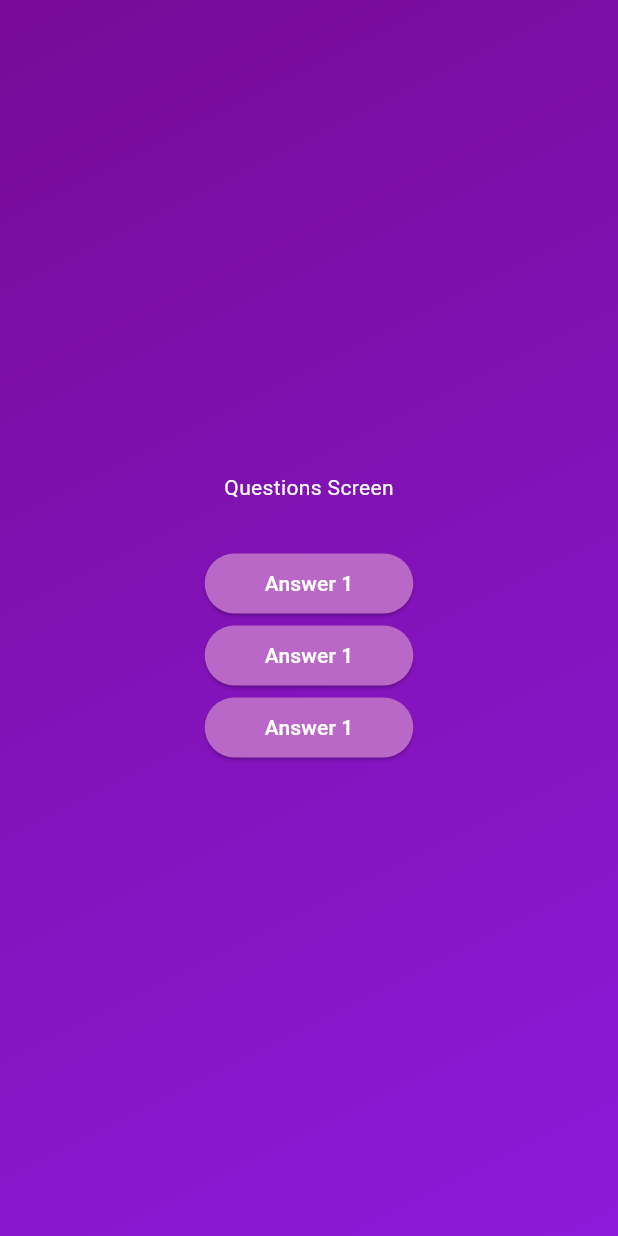
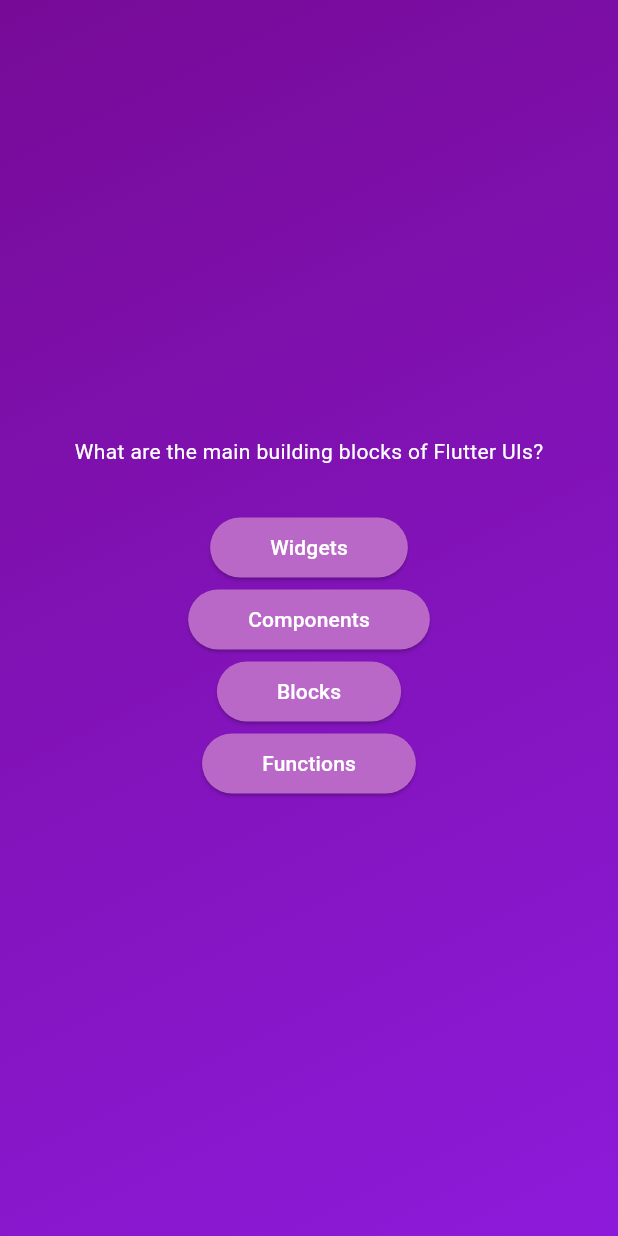
Before and after one commit to abhijithanandan/Flutter-Maximilian, a Flutter app: the screen it shows after launch, after a tap on "Start Quiz", on a phone screen of 412 x 824 dp. Run offline on Flutter 3.47's test engine with Material 3 defaults, Android fonts, the phone set to English and light mode, and no system bars.

Commit message:
Populated the question screen with data and used list spread operator for buttons

```diff
--- a/quiz_app/lib/questions_screen.dart
+++ b/quiz_app/lib/questions_screen.dart
@@ -1,5 +1,6 @@
 import 'package:flutter/material.dart';
 import 'package:quiz_app/answer_button.dart';
+import 'package:quiz_app/data/questions.dart';
 
 class QuestionsScreen extends StatefulWidget {
   const QuestionsScreen({super.key});
@@ -9,6 +10,8 @@ class QuestionsScreen extends StatefulWidget {
 }
 
 class _QuestionsScreenState extends State<QuestionsScreen> {
+  final currentQuestion = questions[0];
+
   @override
   Widget build(BuildContext context) {
     return SizedBox(
@@ -16,14 +19,17 @@ class _QuestionsScreenState extends State<QuestionsScreen> {
       child: Column(
         mainAxisAlignment: MainAxisAlignment.center,
         children: [
-          const Text(
-            'Questions Screen',
-            style: TextStyle(color: Colors.white),
+          Text(
+            currentQuestion.text,
+            style: const TextStyle(color: Colors.white),
           ),
           const SizedBox(height: 30),
-          AnswerButton(answerText: 'Answer 1', onTap: () {}),
-          AnswerButton(answerText: 'Answer 1', onTap: () {}),
-          AnswerButton(answerText: 'Answer 1', onTap: () {}),
+          ...currentQuestion.answers.map((answer) {
+            return AnswerButton(
+              answerText: answer,
+              onTap: () {},
+            );
+          })
         ],
       ),
     );
```
